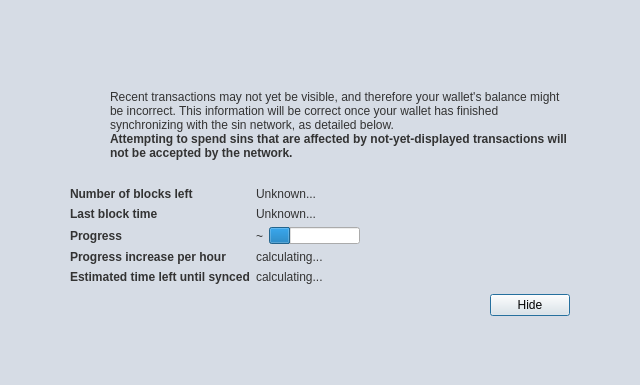
Before: the Qt Designer form src/qt/forms/modaloverlay.ui in hardwarewise/SIN-core, drawn with Qt 5.
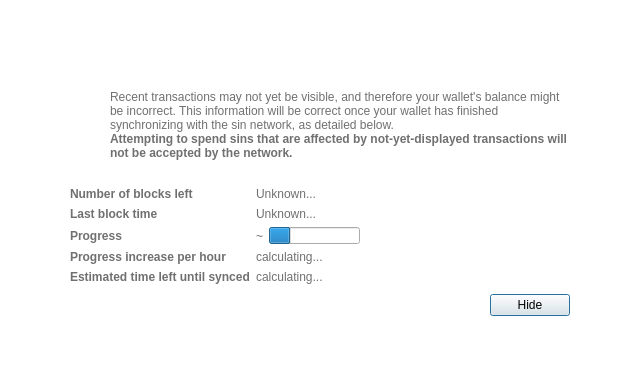
After: the same form once the commit is applied. Icons and pictures are not drawn. Custom widgets are drawn as their Qt base class.

The edit to the form file:
```diff
--- a/src/qt/forms/modaloverlay.ui
+++ b/src/qt/forms/modaloverlay.ui
@@ -13,6 +13,9 @@
   <property name="windowTitle">
    <string>Form</string>
   </property>
+  <property name="styleSheet">
+   <string notr="true"/>
+  </property>
   <layout class="QVBoxLayout" name="verticalLayout" stretch="0">
    <property name="sizeConstraint">
     <enum>QLayout::SetDefaultConstraint</enum>
@@ -33,8 +36,8 @@
     <widget class="QWidget" name="bgWidget" native="true">
      <property name="styleSheet">
       <string notr="true">QWidget#bgWidget {
-background-color:#D6DCE5;
-color: #fff;
+background-color:#ffffff;
+color: #707070;
 } 
 </string>
      </property>
@@ -54,12 +57,12 @@
       <item>
        <widget class="QWidget" name="contentWidget" native="true">
         <property name="styleSheet">
-         <string notr="true">QLabel { color: #333;  }
+         <string notr="true">QLabel { color: #707070;  }
 
 #contentWidget {
-background-color: #D6DCE5;
+background-color: #FFFFFF;
  border-radius: 6px;
-color: #333;
+color: #707070;
 } </string>
         </property>
         <layout class="QVBoxLayout" name="verticalLayoutSub" stretch="1,0,0,0">
```
